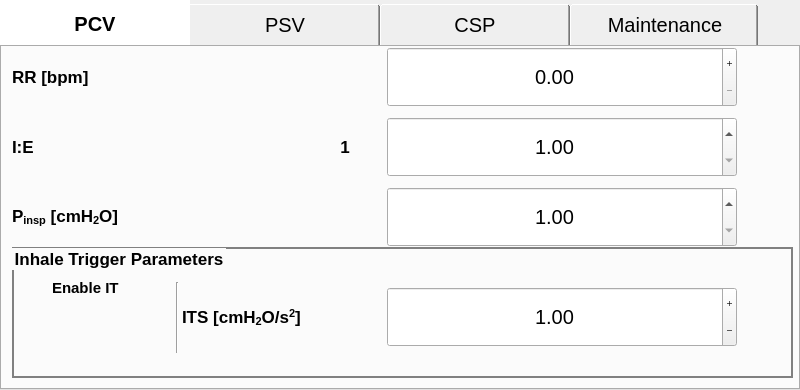
Above: gui/settings/settings.ui from MariuszSuchenek/MVM_GUI_test2 before the change. Below: the same form after it.
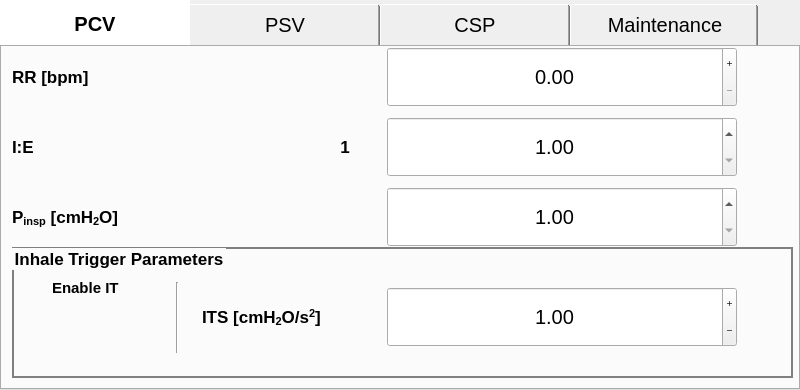
That is the form after the change. Icons and pictures are not drawn. Custom widgets are drawn as their Qt base class.

```diff
--- a/gui/settings/settings.ui
+++ b/gui/settings/settings.ui
@@ -449,7 +449,7 @@
         <property name="geometry">
          <rect>
           <x>10</x>
-          <y>139</y>
+          <y>140</y>
           <width>340</width>
           <height>60</height>
          </rect>
@@ -677,9 +677,9 @@
         <widget class="QLabel" name="label_4">
          <property name="geometry">
           <rect>
-           <x>170</x>
+           <x>190</x>
            <y>40</y>
-           <width>180</width>
+           <width>161</width>
            <height>60</height>
           </rect>
          </property>
```
